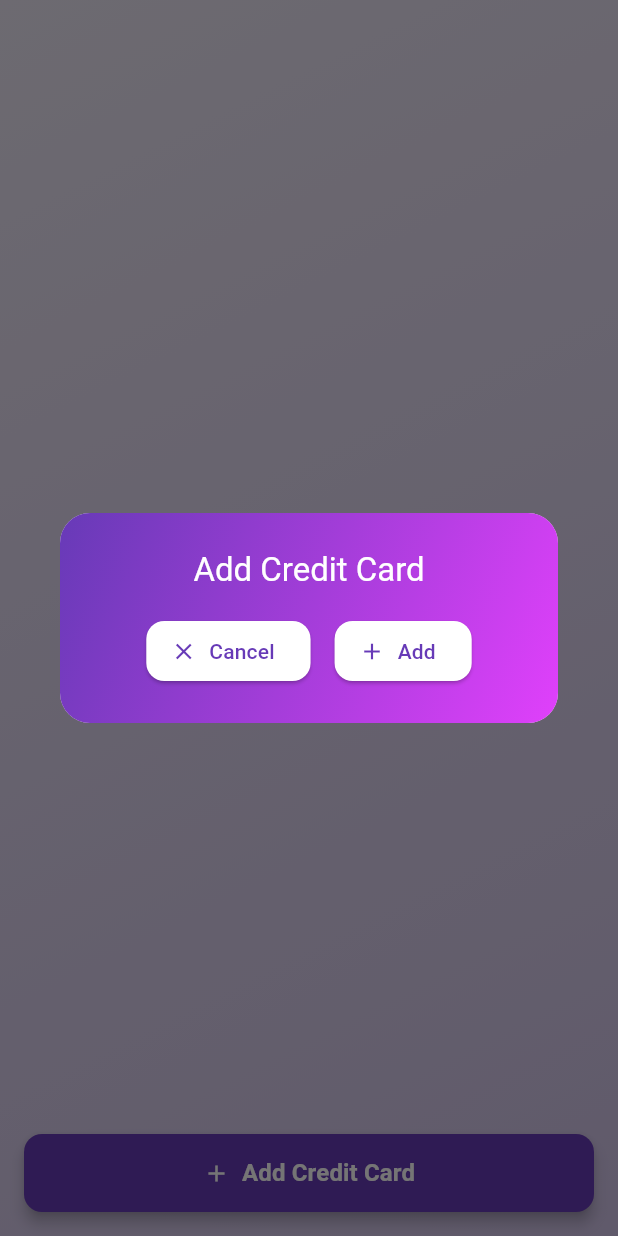
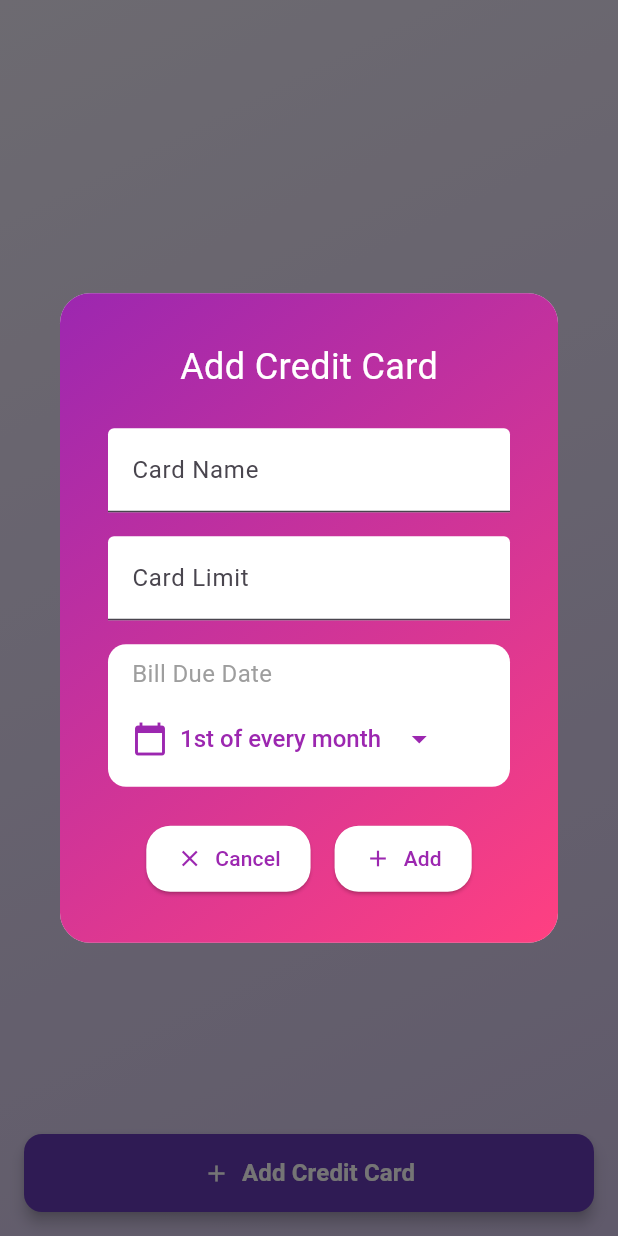
Before and after one commit to harshangowda84/expense_tracker, a Flutter app: the CreditCardsTab widget shown alone on an empty page, opened directly, after a tap on "Add Credit Card", on a phone screen of 412 x 824 dp. Run offline on Flutter 3.47's test engine with Material 3 defaults, Android fonts, the phone set to English and light mode, and no system bars; our stand-ins replace csv, fl_chart, shared_preferences; accounts and stored records are empty.

Commit message:
Enhance Add Credit Card dialog with input fields and due date selection

```diff
--- a/lib/screens/credit_cards_tab.dart
+++ b/lib/screens/credit_cards_tab.dart
@@ -4,15 +4,21 @@ class CreditCardsTab extends StatelessWidget {
   const CreditCardsTab({super.key});
 
   void _showAddCreditCardDialog(BuildContext context) {
+    final TextEditingController cardNameController = TextEditingController();
+    final TextEditingController cardLimitController = TextEditingController();
+    int selectedDay = 1;
     showDialog(
       context: context,
-      builder: (dialogContext) => Dialog(
+      builder: (dialogContext) {
+        return StatefulBuilder(
+          builder: (context, setState) {
+            return Dialog(
               shape: RoundedRectangleBorder(borderRadius: BorderRadius.circular(20)),
               child: Container(
-          padding: const EdgeInsets.all(24),
+                padding: const EdgeInsets.all(32),
                 decoration: BoxDecoration(
                   gradient: LinearGradient(
-              colors: [Colors.deepPurple, Colors.purpleAccent],
+                    colors: [Colors.purple, Colors.pinkAccent],
                     begin: Alignment.topLeft,
                     end: Alignment.bottomRight,
                   ),
@@ -21,45 +27,86 @@ class CreditCardsTab extends StatelessWidget {
                 child: Column(
                   mainAxisSize: MainAxisSize.min,
                   children: [
-              Text('Add Credit Card', style: Theme.of(context).textTheme.titleLarge?.copyWith(color: Colors.white)),
+                    const Text(
+                      'Add Credit Card',
+                      style: TextStyle(
+                        fontSize: 24,
+                        color: Colors.white,
+                      ),
+                    ),
+                    const SizedBox(height: 24),
+                    TextField(
+                      controller: cardNameController,
+                      decoration: const InputDecoration(
+                        labelText: 'Card Name',
+                        filled: true,
+                        fillColor: Colors.white
+                      ),
+                    ),
                     const SizedBox(height: 16),
-              // Add input fields here
+                    TextField(
+                      controller: cardLimitController,
+                      keyboardType: TextInputType.number,
+                      decoration: const InputDecoration(
+                        labelText: 'Card Limit',
+                        filled: true,
+                        fillColor: Colors.white
+                      ),
+                    ),
+                    const SizedBox(height: 16),
+                    Container(
+                      decoration: BoxDecoration(
+                        color: Colors.white,
+                        borderRadius: BorderRadius.circular(12),
+                      ),
+                      padding: const EdgeInsets.symmetric(horizontal: 16, vertical: 8),
+                      child: Column(
+                        crossAxisAlignment: CrossAxisAlignment.start,
+                        children: [
+                          const Text(
+                            'Bill Due Date',
+                            style: TextStyle(
+                              color: Colors.grey,
+                              fontSize: 16,
+                            ),
+                          ),
+                          const SizedBox(height: 8),
                           Row(
-                mainAxisAlignment: MainAxisAlignment.center,
                             children: [
-                  ElevatedButton.icon(
-                    icon: const Icon(Icons.close),
-                    label: const Text('Cancel'),
-                    style: ElevatedButton.styleFrom(
-                      backgroundColor: Colors.white,
-                      foregroundColor: Colors.deepPurple,
-                      shape: RoundedRectangleBorder(borderRadius: BorderRadius.circular(12)),
+                              const Icon(Icons.calendar_today, color: Colors.purple),
+                              const SizedBox(width: 8),
+                              DropdownButton<int>(
+                                value: selectedDay,
+                                underline: Container(),
+                                icon: const Icon(Icons.arrow_drop_down, color: Colors.purple),
+                                style: const TextStyle(
+                                  color: Colors.purple,
+                                  fontSize: 16,
+                                  fontWeight: FontWeight.w500,
                                 ),
-                    onPressed: () {
-                      Navigator.pop(dialogContext);
-                    },
-                  ),
-                  const SizedBox(width: 16),
-                  ElevatedButton.icon(
-                    icon: const Icon(Icons.add),
-                    label: const Text('Add'),
-                    style: ElevatedButton.styleFrom(
-                      backgroundColor: Colors.white,
-                      foregroundColor: Colors.deepPurple,
-                      shape: RoundedRectangleBorder(borderRadius: BorderRadius.circular(12)),
-                    ),
-                    onPressed: () {
-                      // TODO: Add credit card logic
-                      Navigator.pop(dialogContext);
-                      ScaffoldMessenger.of(context).showSnackBar(
-                        SnackBar(
-                          content: const Text('Credit card added successfully!'),
-                          backgroundColor: Colors.deepPurple,
-                          behavior: SnackBarBehavior.floating,
-                          margin: const EdgeInsets.only(bottom: 72, left: 16, right: 16),
-                          duration: Duration(milliseconds: 1500),
-                        ),
+                                items: List.generate(31, (index) {
+                                  int day = index + 1;
+                                  String suffix = '';
+                                  if (day == 1 || day == 21 || day == 31) {
+                                    suffix = 'st';
+                                  } else if (day == 2 || day == 22) {
+                                    suffix = 'nd';
+                                  } else if (day == 3 || day == 23) {
+                                    suffix = 'rd';
+                                  } else {
+                                    suffix = 'th';
+                                  }
+                                  return DropdownMenuItem(
+                                    value: day,
+                                    child: Text('$day$suffix of every month'),
                                   );
+                                }),
+                                onChanged: (int? value) {
+                                  if (value != null) {
+                                    setState(() {
+                                      selectedDay = value;
+                                    });
+                                  }
                                 },
                               ),
                             ],
@@ -67,7 +114,51 @@ class CreditCardsTab extends StatelessWidget {
                         ],
                       ),
                     ),
+                    const SizedBox(height: 24),
+                    Row(
+                      mainAxisAlignment: MainAxisAlignment.center,
+                      children: [
+                        ElevatedButton.icon(
+                          style: ElevatedButton.styleFrom(
+                            backgroundColor: Colors.white,
+                            foregroundColor: Colors.purple,
+                            shape: RoundedRectangleBorder(
+                              borderRadius: BorderRadius.circular(16),
                             ),
+                            padding: const EdgeInsets.symmetric(horizontal: 20, vertical: 12),
+                          ),
+                          icon: const Icon(Icons.close),
+                          label: const Text('Cancel'),
+                          onPressed: () {
+                            Navigator.of(context).pop();
+                          },
+                        ),
+                        const SizedBox(width: 16),
+                        ElevatedButton.icon(
+                          style: ElevatedButton.styleFrom(
+                            backgroundColor: Colors.white,
+                            foregroundColor: Colors.purple,
+                            shape: RoundedRectangleBorder(
+                              borderRadius: BorderRadius.circular(16),
+                            ),
+                            padding: const EdgeInsets.symmetric(horizontal: 20, vertical: 12),
+                          ),
+                          icon: const Icon(Icons.add),
+                          label: const Text('Add'),
+                          onPressed: () {
+                            // Add credit card logic here
+                            Navigator.of(context).pop();
+                          },
+                        ),
+                      ],
+                    ),
+                  ],
+                ),
+              ),
+            );
+          },
+        );
+      },
     );
   }
 
```
Lines whose indentation alone changed are shown as unchanged.
